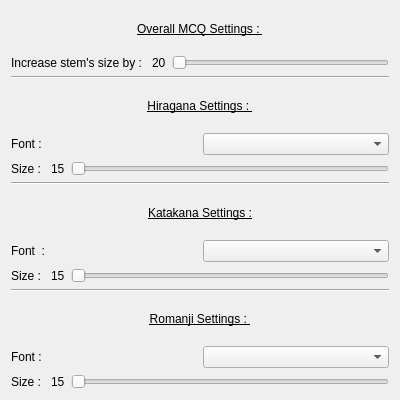
The window that Src/fntsetting.ui (Aryetis/Obenkyobo) describes before a commit, drawn with Qt 5.
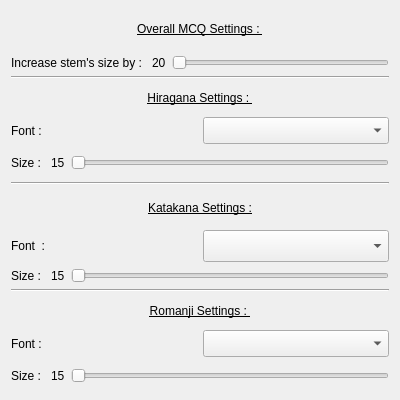
The same window after the commit.

Commit message: fixing appSettings ui, screenSettings ui, fontSettings ui, trying stuff for welcomePage

Patch:
```diff
--- a/Src/fntsetting.ui
+++ b/Src/fntsetting.ui
@@ -113,7 +113,14 @@
         </widget>
        </item>
        <item>
-        <widget class="QComboBox" name="HiraganaFntDropdown"/>
+        <widget class="QComboBox" name="HiraganaFntDropdown">
+         <property name="sizePolicy">
+          <sizepolicy hsizetype="Preferred" vsizetype="Preferred">
+           <horstretch>0</horstretch>
+           <verstretch>0</verstretch>
+          </sizepolicy>
+         </property>
+        </widget>
        </item>
       </layout>
      </item>
@@ -135,6 +142,12 @@
        </item>
        <item>
         <widget class="QSlider" name="HiraganaSizeSlider">
+         <property name="sizePolicy">
+          <sizepolicy hsizetype="Expanding" vsizetype="Preferred">
+           <horstretch>0</horstretch>
+           <verstretch>0</verstretch>
+          </sizepolicy>
+         </property>
          <property name="minimum">
           <number>20</number>
          </property>
@@ -193,7 +206,14 @@
         </widget>
        </item>
        <item>
-        <widget class="QComboBox" name="KatakanaFntDropdown"/>
+        <widget class="QComboBox" name="KatakanaFntDropdown">
+         <property name="sizePolicy">
+          <sizepolicy hsizetype="Preferred" vsizetype="Preferred">
+           <horstretch>0</horstretch>
+           <verstretch>0</verstretch>
+          </sizepolicy>
+         </property>
+        </widget>
        </item>
       </layout>
      </item>
@@ -276,7 +296,14 @@
         </widget>
        </item>
        <item>
-        <widget class="QComboBox" name="RomanjiFntDropdown"/>
+        <widget class="QComboBox" name="RomanjiFntDropdown">
+         <property name="sizePolicy">
+          <sizepolicy hsizetype="Preferred" vsizetype="Preferred">
+           <horstretch>0</horstretch>
+           <verstretch>0</verstretch>
+          </sizepolicy>
+         </property>
+        </widget>
        </item>
       </layout>
      </item>
@@ -301,6 +328,12 @@
        </item>
        <item>
         <widget class="QSlider" name="RomanjiSizeSlider">
+         <property name="sizePolicy">
+          <sizepolicy hsizetype="Expanding" vsizetype="Preferred">
+           <horstretch>0</horstretch>
+           <verstretch>0</verstretch>
+          </sizepolicy>
+         </property>
          <property name="minimum">
           <number>20</number>
          </property>
```
The commit also changes 4 other files.
